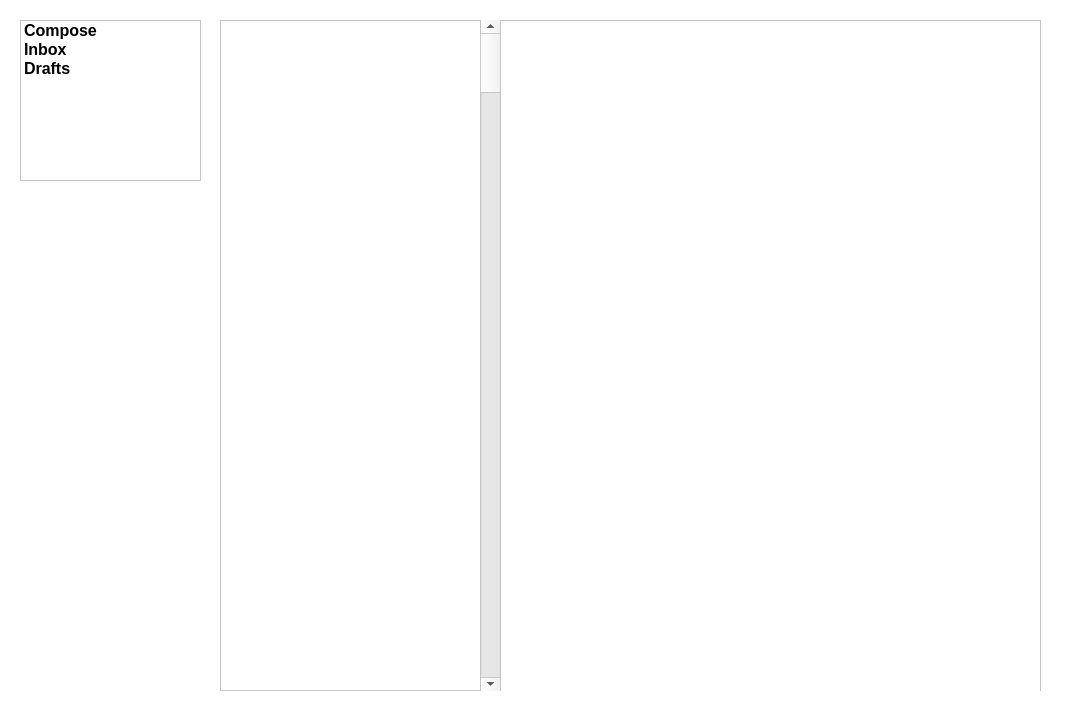
Above: MainWindow.ui from Qingzheng-Wang/EasyMail before the change. Below: the same form after it.
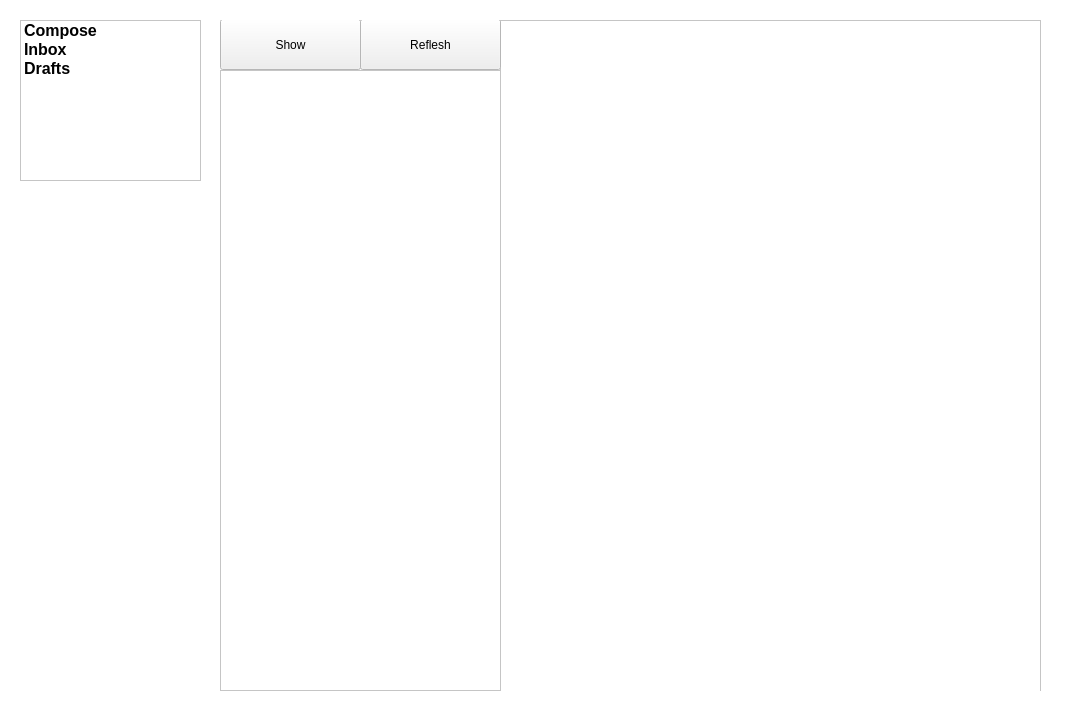
That is the form after the change. The open tabs and pages were chosen to show the change. Icons and pictures are not drawn.

What changed in the file:
```diff
--- a/MainWindow.ui
+++ b/MainWindow.ui
@@ -353,25 +353,12 @@
         <property name="geometry">
          <rect>
           <x>0</x>
-          <y>0</y>
+          <y>50</y>
           <width>281</width>
-          <height>671</height>
+          <height>621</height>
          </rect>
         </property>
        </widget>
-       <widget class="QScrollBar" name="verticalScrollBar">
-        <property name="geometry">
-         <rect>
-          <x>260</x>
-          <y>0</y>
-          <width>21</width>
-          <height>671</height>
-         </rect>
-        </property>
-        <property name="orientation">
-         <enum>Qt::Vertical</enum>
-        </property>
-       </widget>
        <widget class="QTextBrowser" name="textBrowser">
         <property name="geometry">
          <rect>
@@ -382,6 +369,32 @@
          </rect>
         </property>
        </widget>
+       <widget class="QPushButton" name="Reflesh_Button">
+        <property name="geometry">
+         <rect>
+          <x>140</x>
+          <y>-1</y>
+          <width>141</width>
+          <height>51</height>
+         </rect>
+        </property>
+        <property name="text">
+         <string>Reflesh</string>
+        </property>
+       </widget>
+       <widget class="QPushButton" name="show_mail_list_button">
+        <property name="geometry">
+         <rect>
+          <x>0</x>
+          <y>-1</y>
+          <width>141</width>
+          <height>51</height>
+         </rect>
+        </property>
+        <property name="text">
+         <string>Show</string>
+        </property>
+       </widget>
       </widget>
       <widget class="QWidget" name="pageContacts">
        <widget class="QListWidget" name="listWidget_3">
```
Left out of the diff: 2 changed lines with no effect on the pictures.
